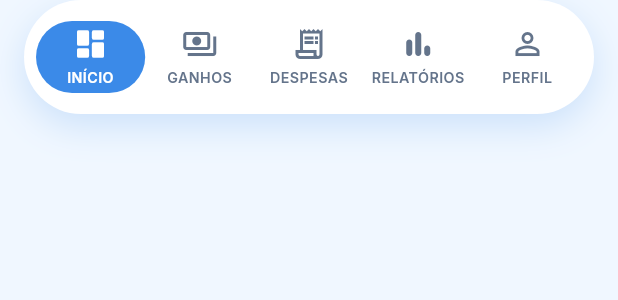
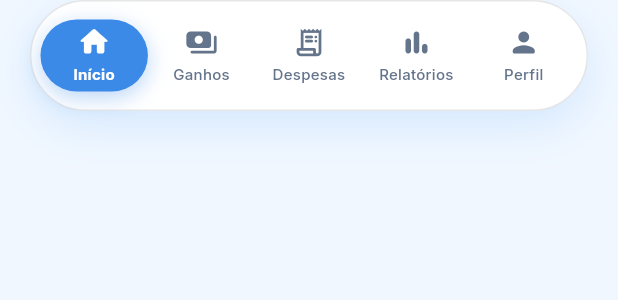
Before and after one commit to solerpedroo/driveflow, a Flutter app: the DriveFlowBottomNavBar widget shown alone on an empty page, opened directly with empty values, on a phone screen of 412 x 824 dp. Shown: the top 300 px of the screen. Run offline on Flutter 3.47's test engine with Material 3 defaults, Android fonts, the phone set to English and light mode, and no system bars; our stand-ins replace cached_network_image, connectivity_plus, dio, file_picker, fl_chart, flutter_hooks and 14 more; missing offline and left inert: google_mlkit_text_recognition; accounts and stored records are empty; network calls fail; statements that could not run were skipped.

Commit message:
feat(shell): polish bottom nav with animated chips and sentence-case labels
Co-authored-by: Pedro Henrique Contardi Soler <pedrocsoler@hotmail.com>

```diff
--- a/lib/shared/widgets/driveflow_bottom_nav_bar.dart
+++ b/lib/shared/widgets/driveflow_bottom_nav_bar.dart
@@ -1,10 +1,11 @@
 import 'package:flutter/material.dart';
 
 import '../../core/theme/app_colors.dart';
+import '../../core/theme/app_motion.dart';
 
-const Duration kDriveFlowTabSwitchDuration = Duration(milliseconds: 280);
+const Duration kDriveFlowTabSwitchDuration = DriveFlowMotion.normal;
 
-/// Bottom navigation estilo cápsula flutuante — identidade DriveFlow.
+/// Bottom navigation premium — cápsula flutuante com animação suave.
 class DriveFlowBottomNavBar extends StatelessWidget {
   const DriveFlowBottomNavBar({
     required this.selectedIndex,
@@ -18,19 +19,19 @@ class DriveFlowBottomNavBar extends StatelessWidget {
   final ValueChanged<int> onItemTap;
 
   static const List<IconData> _icons = [
-    Icons.dashboard_rounded,
-    Icons.payments_outlined,
-    Icons.receipt_long_outlined,
+    Icons.home_rounded,
+    Icons.payments_rounded,
+    Icons.receipt_long_rounded,
     Icons.bar_chart_rounded,
-    Icons.person_outline,
+    Icons.person_rounded,
   ];
 
   static const List<String> _labels = [
-    'INÍCIO',
-    'GANHOS',
-    'DESPESAS',
-    'RELATÓRIOS',
-    'PERFIL',
+    'Início',
+    'Ganhos',
+    'Despesas',
+    'Relatórios',
+    'Perfil',
   ];
 
   static const double _itemTrackHeight = 56;
@@ -43,25 +44,30 @@ class DriveFlowBottomNavBar extends StatelessWidget {
     final shell = AppColors.bottomNavBarShell(theme);
     final isDark = theme.brightness == Brightness.dark;
     final shadowColor = isDark
-        ? Colors.black.withValues(alpha: 0.24)
-        : primary.withValues(alpha: 0.2);
+        ? Colors.black.withValues(alpha: 0.30)
+        : AppColors.skyBlue.withValues(alpha: 0.18);
 
     return Padding(
-      padding: const EdgeInsets.fromLTRB(16, 0, 16, 12),
+      padding: const EdgeInsets.fromLTRB(20, 0, 20, 14),
       child: Container(
         decoration: BoxDecoration(
           color: shell,
           borderRadius: BorderRadius.circular(100),
+          border: Border.all(
+            color: isDark
+                ? AppColors.glassBorder
+                : AppColors.glassBorderLight,
+          ),
           boxShadow: [
             BoxShadow(
               color: shadowColor,
-              blurRadius: 20,
-              offset: const Offset(0, 8),
+              blurRadius: 24,
+              offset: const Offset(0, 10),
             ),
           ],
         ),
         child: Padding(
-          padding: const EdgeInsets.symmetric(horizontal: 8, vertical: 10),
+          padding: const EdgeInsets.symmetric(horizontal: 6, vertical: 8),
           child: SizedBox(
             height: _itemTrackHeight,
             child: Row(
@@ -115,23 +121,29 @@ class _NavItem extends StatelessWidget {
 
     final textStyle = Theme.of(context).textTheme.labelSmall?.copyWith(
           color: contentColor,
-          fontWeight: FontWeight.w600,
-          letterSpacing: 0.3,
-          fontSize: 9.5,
+          fontWeight: isActive ? FontWeight.w700 : FontWeight.w500,
+          fontSize: 10,
         );
 
     final column = Column(
       mainAxisSize: MainAxisSize.min,
       mainAxisAlignment: MainAxisAlignment.center,
       children: [
-        Icon(icon, color: contentColor, size: 24),
-        const SizedBox(height: 4),
-        Text(
+        AnimatedScale(
+          scale: isActive ? 1.05 : 1.0,
+          duration: DriveFlowMotion.fast,
+          child: Icon(icon, color: contentColor, size: 22),
+        ),
+        const SizedBox(height: 3),
+        AnimatedDefaultTextStyle(
+          duration: DriveFlowMotion.fast,
+          style: textStyle!,
+          child: Text(
             label,
             maxLines: 1,
             overflow: TextOverflow.ellipsis,
             textAlign: TextAlign.center,
-          style: textStyle,
+          ),
         ),
       ],
     );
@@ -144,27 +156,33 @@ class _NavItem extends StatelessWidget {
         onTap: onTap,
         borderRadius: BorderRadius.circular(100),
         child: Center(
-          child: isActive
-              ? ConstrainedBox(
+          child: AnimatedContainer(
+            duration: DriveFlowMotion.fast,
+            curve: DriveFlowMotion.standard,
             constraints: BoxConstraints(
-                    minWidth: 72,
+              minWidth: isActive ? 72 : 48,
               minHeight: chipHeight,
               maxHeight: chipHeight,
             ),
-                  child: DecoratedBox(
-                    decoration: BoxDecoration(
+            decoration: isActive
+                ? BoxDecoration(
                     color: activeColor,
                     borderRadius: BorderRadius.circular(100),
+                    boxShadow: [
+                      BoxShadow(
+                        color: activeColor.withValues(alpha: 0.35),
+                        blurRadius: 12,
+                        offset: const Offset(0, 4),
                       ),
+                    ],
+                  )
+                : null,
             child: Padding(
-                      padding: const EdgeInsets.symmetric(horizontal: 12),
+              padding: EdgeInsets.symmetric(
+                horizontal: isActive ? 12 : 4,
+              ),
               child: Center(child: column),
             ),
-                  ),
-                )
-              : Padding(
-                  padding: EdgeInsets.symmetric(vertical: chipVertMargin),
-                  child: column,
           ),
         ),
       ),
```
Lines whose indentation alone changed are shown as unchanged.
